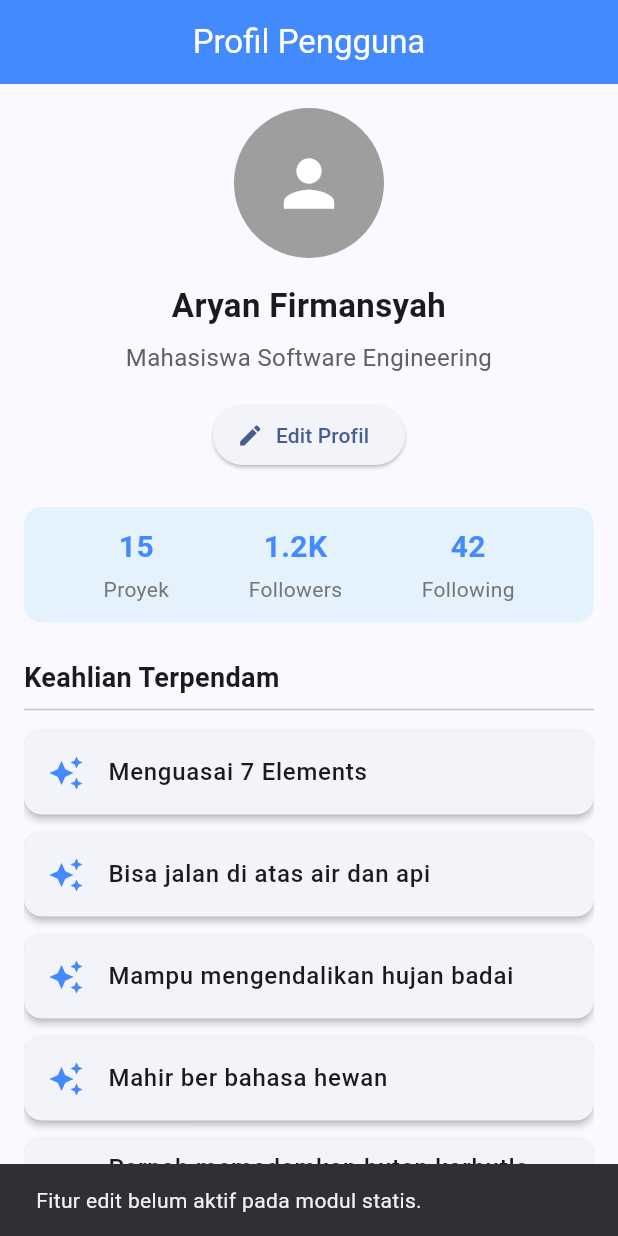
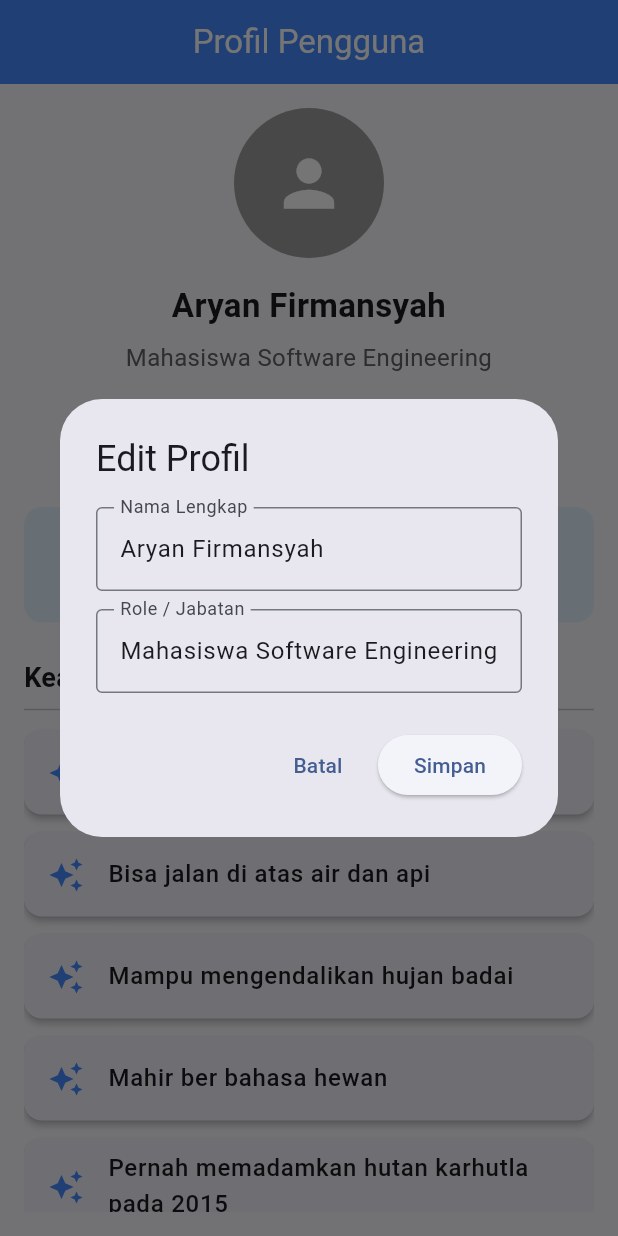
Before and after one commit to aryanfirmansyah126/flutter-profile-app, a Flutter app: the screen it shows after launch, after a tap on "Edit Profil", on a phone screen of 412 x 824 dp. Run offline on Flutter 3.47's test engine with Material 3 defaults, Android fonts, the light colour scheme and no system bars.

Commit message:
feat: implement edit profile dialog with state update

```diff
--- a/lib/pages/profile_page.dart
+++ b/lib/pages/profile_page.dart
@@ -8,7 +8,7 @@ class ProfilePage extends StatefulWidget {
 }
 
 class _ProfilePageState extends State<ProfilePage> {
-  // Variabel state untuk menampung data dinamis profil
+  // Data state profil
   String userName = 'Aryan Firmansyah';
   String role = 'Mahasiswa Software Engineering';
 
@@ -20,6 +20,57 @@ class _ProfilePageState extends State<ProfilePage> {
     'Pernah memadamkan hutan karhutla pada 2015',
     'Berpengalaman Memperbudak AI ',
   ];
+
+  // Fungsi untuk menampilkan Form Dialog Edit Profil
+  void _showEditDialog() {
+    final nameController = TextEditingController(text: userName);
+    final roleController = TextEditingController(text: role);
+
+    showDialog(
+      context: context,
+      builder: (BuildContext context) {
+        return AlertDialog(
+          title: const Text('Edit Profil'),
+          content: Column(
+            mainAxisSize: MainAxisSize.min,
+            children: [
+              TextFormField(
+                controller: nameController,
+                decoration: const InputDecoration(
+                  labelText: 'Nama Lengkap',
+                  border: OutlineInputBorder(),
+                ),
+              ),
+              const SizedBox(height: 12),
+              TextFormField(
+                controller: roleController,
+                decoration: const InputDecoration(
+                  labelText: 'Role / Jabatan',
+                  border: OutlineInputBorder(),
+                ),
+              ),
+            ],
+          ),
+          actions: [
+            TextButton(
+              onPressed: () => Navigator.pop(context),
+              child: const Text('Batal'),
+            ),
+            ElevatedButton(
+              onPressed: () {
+                setState(() {
+                  userName = nameController.text;
+                  role = roleController.text;
+                });
+                Navigator.pop(context);
+              },
+              child: const Text('Simpan'),
+            ),
+          ],
+        );
+      },
+    );
+  }
 
   @override
   Widget build(BuildContext context) {
@@ -39,6 +90,7 @@ class _ProfilePageState extends State<ProfilePage> {
             ProfileInfo(
               name: userName,
               role: role,
+              onEditPressed: _showEditDialog,
             ),
             const SizedBox(height: 24),
             const ProfileStats(),
@@ -90,11 +142,13 @@ class ProfileAvatar extends StatelessWidget {
 class ProfileInfo extends StatelessWidget {
   final String name;
   final String role;
+  final VoidCallback onEditPressed;
 
   const ProfileInfo({
     super.key,
     required this.name,
     required this.role,
+    required this.onEditPressed,
   });
 
   @override
@@ -114,13 +168,7 @@ class ProfileInfo extends StatelessWidget {
         ),
         const SizedBox(height: 16),
         ElevatedButton.icon(
-          onPressed: () {
-            ScaffoldMessenger.of(context).showSnackBar(
-              const SnackBar(
-                content: Text('Fitur edit belum aktif pada modul statis.'),
-              ),
-            );
-          },
+          onPressed: onEditPressed,
           icon: const Icon(Icons.edit, size: 18),
           label: const Text('Edit Profil'),
         ),
```
Also changed, not shown: 1 other file.
